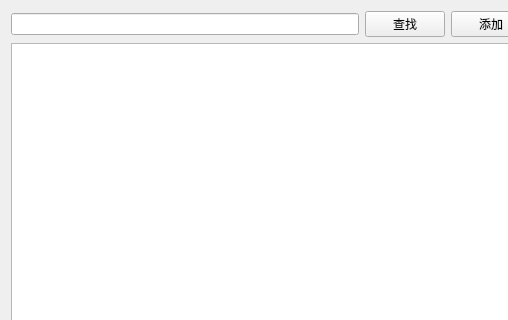
Above: patientview.ui from z1p4444/qt before the change; both pictures show x 0 to 508 and y 0 to 320 of the 714 by 473 pixel window. Below: the same form after it.
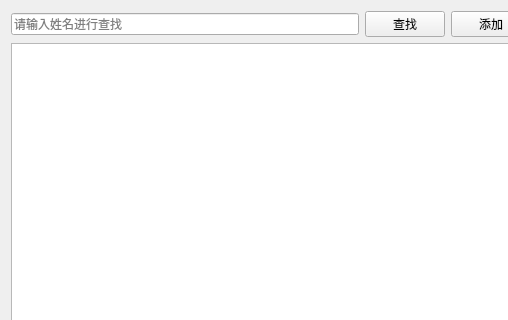
That is the form after the change. Icons and pictures are not drawn.

Diff of the .ui file:
```diff
--- a/patientview.ui
+++ b/patientview.ui
@@ -17,7 +17,11 @@
    <item>
     <layout class="QHBoxLayout" name="horizontalLayout">
      <item>
-      <widget class="QLineEdit" name="txtSearch"/>
+      <widget class="QLineEdit" name="txtSearch">
+       <property name="placeholderText">
+        <string>请输入姓名进行查找</string>
+       </property>
+      </widget>
      </item>
      <item>
       <widget class="QPushButton" name="btSearch">
```
Left out of the diff: 20 changed lines with no effect on the pictures.
